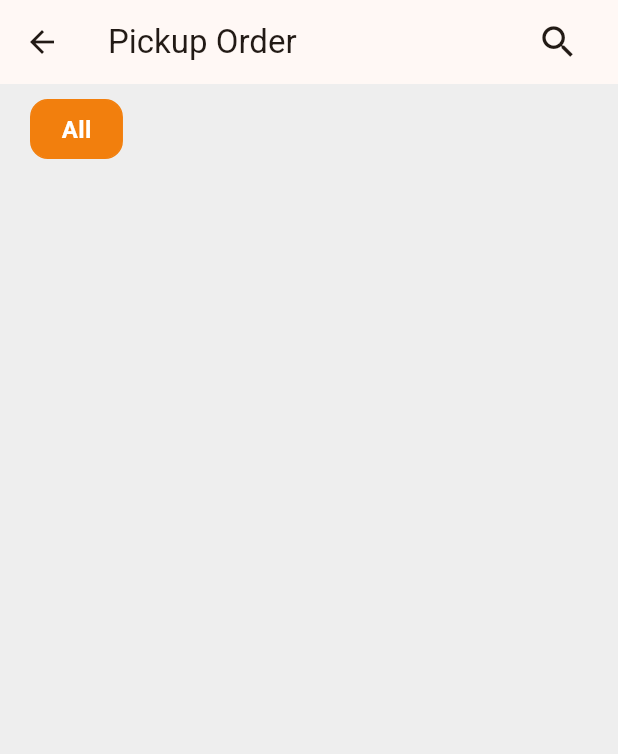
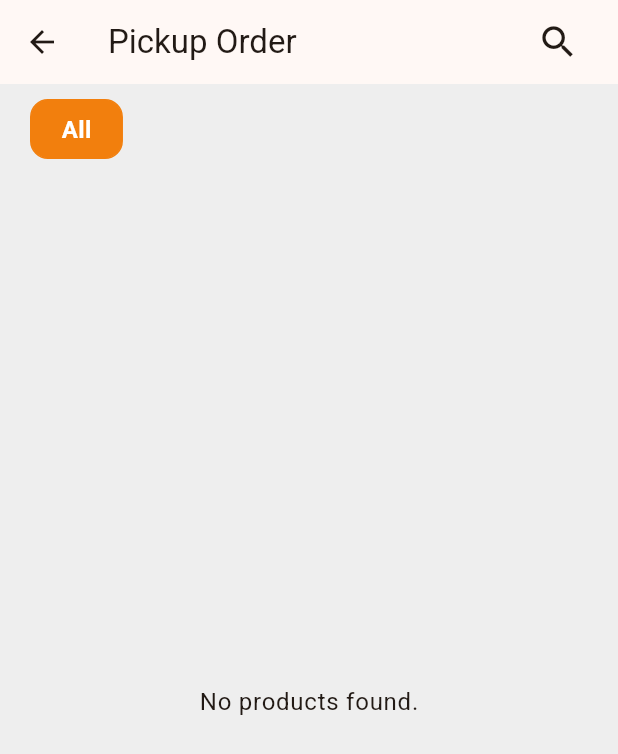
Before and after one commit to vathanakphy/orderplus, a Flutter app: the screen it shows after launch, after a tap on the "edit" icon, after a tap on "Pickup", on a phone screen of 412 x 824 dp. Shown: the top 754 px of the screen. Run offline on Flutter 3.47's test engine with Material 3 defaults, Android fonts, the phone set to English and light mode, and no system bars; our stand-ins replace flutter_slidable, image_cropper, image_picker, month_picker_dialog, shared_preferences, sqflite; accounts and stored records are empty.

Commit message:
add not found display

```diff
--- a/lib/main.dart
+++ b/lib/main.dart
@@ -78,8 +78,8 @@ class _MainScreenWrapperState extends State<MainScreenWrapper> {
         orderService: widget.orderService,
         productService: widget.productService,
       ),
+      PaymentScreen(orderService: widget.orderService),
       MenuScreen(productService: widget.productService),
-      PaymentScreen(orderService: widget.orderService),
     ];
     return Scaffold(
       backgroundColor: Theme.of(context).scaffoldBackgroundColor,
@@ -95,12 +95,12 @@ class _MainScreenWrapperState extends State<MainScreenWrapper> {
             label: 'Tables',
           ),
           BottomNavigationBarItem(
+            icon: Icon(Icons.payments, size: 32),
+            label: 'Payments',
+          ),
+          BottomNavigationBarItem(
             icon: Icon(Icons.menu_book, size: 32),
             label: 'Menu',
-          ),
-          BottomNavigationBarItem(
-            icon: Icon(Icons.payments, size: 32),
-            label: 'Payments',
           ),
         ],
       ),
--- a/lib/ui/screen/menu_screen.dart
+++ b/lib/ui/screen/menu_screen.dart
@@ -107,7 +107,14 @@ class _MenuScreenState extends State<MenuScreen> {
               ),
             ),
             Expanded(
-              child: ListView.builder(
+              child: (products.isEmpty)
+                  ? Center(
+                      child: Text(
+                        "No products found.",
+                        style: Theme.of(context).textTheme.bodyLarge,
+                      ),
+                    )
+                  : ListView.builder(
                       padding: const EdgeInsets.symmetric(horizontal: 16),
                       itemCount: categories.length + 1,
                       itemBuilder: (context, index) {
@@ -150,7 +157,8 @@ class _MenuScreenState extends State<MenuScreen> {
                                           ),
                                           actions: [
                                             TextButton(
-                                        onPressed: () => Navigator.pop(context),
+                                              onPressed: () =>
+                                                  Navigator.pop(context),
                                               child: const Text('Cancel'),
                                             ),
                                             TextButton(
@@ -159,7 +167,8 @@ class _MenuScreenState extends State<MenuScreen> {
                                                   category.name,
                                                   categoryController.text,
                                                 );
-                                          if (context.mounted) Navigator.pop(context);
+                                                if (context.mounted)
+                                                  Navigator.pop(context);
                                                 setState(() {});
                                               },
                                               child: const Text('Save'),
--- a/lib/ui/screen/order_screen.dart
+++ b/lib/ui/screen/order_screen.dart
@@ -108,7 +108,14 @@ class _OrderScreenState extends State<OrderScreen> {
                       ),
                       const SizedBox(height: 16),
                       Expanded(
-                        child: GridView.builder(
+                        child: (filteredProducts.isEmpty)
+                            ? Center(
+                                child: Text(
+                                  "No products found.",
+                                  style: Theme.of(context).textTheme.bodyLarge,
+                                ),
+                              )
+                            : GridView.builder(
                                 padding: const EdgeInsets.only(bottom: 90),
                                 itemCount: filteredProducts.length,
                                 gridDelegate:
@@ -120,10 +127,8 @@ class _OrderScreenState extends State<OrderScreen> {
                                     ),
                                 itemBuilder: (context, index) {
                                   final product = filteredProducts[index];
-                            final quantity = widget.orderService.getQuantity(
-                              widget.tableId,
-                              product,
-                            );
+                                  final quantity = widget.orderService
+                                      .getQuantity(widget.tableId, product);
                                   return Stack(
                                     children: [
                                       ProductCard(
--- a/pubspec.yaml
+++ b/pubspec.yaml
@@ -40,7 +40,6 @@ dependencies:
   flutter_slidable: ^3.0.0
   intl: ^0.19.0
   month_picker_dialog : ^6.7.0
-  flutter_launcher_icons: ^0.13.1
 dev_dependencies:
   flutter_test:
     sdk: flutter
@@ -77,10 +76,6 @@ flutter:
           weight: 500
         - asset: assets/fonts/Roboto-Bold.ttf
           weight: 700
-flutter_icons:
-  android: true
-  ios: true
-  image_path: "assets/app_logo.png"
 
   # An image asset can refer to one or more resolution-specific "variants", see
   # https://flutter.dev/to/resolution-aware-images
```
Lines whose indentation alone changed are shown as unchanged.
